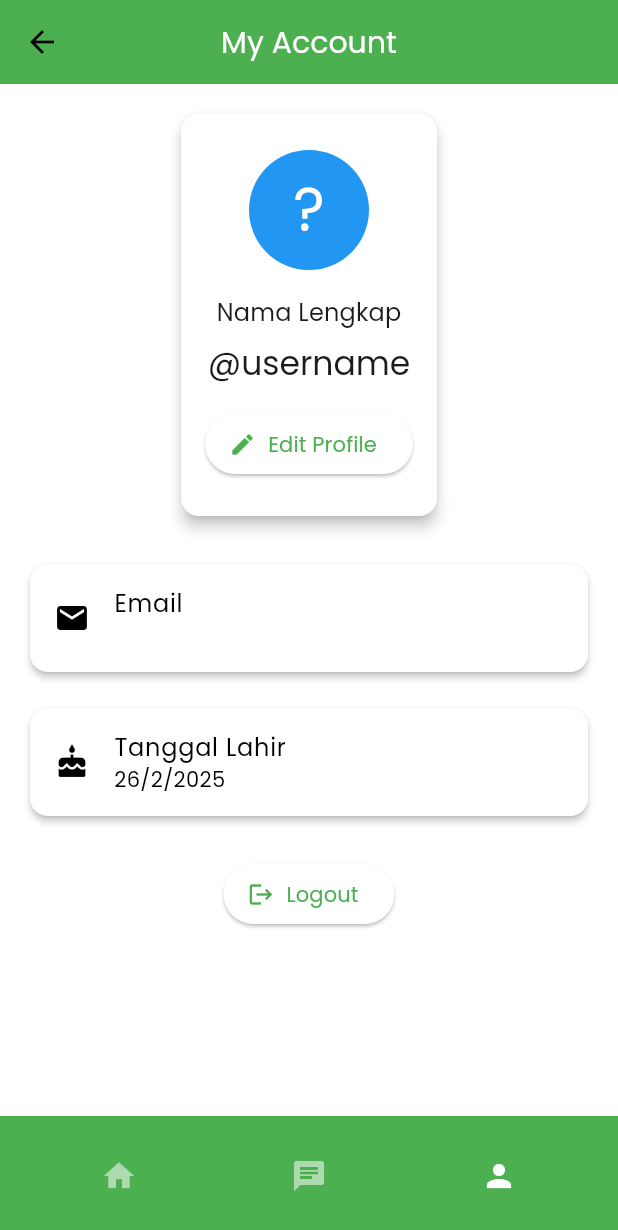
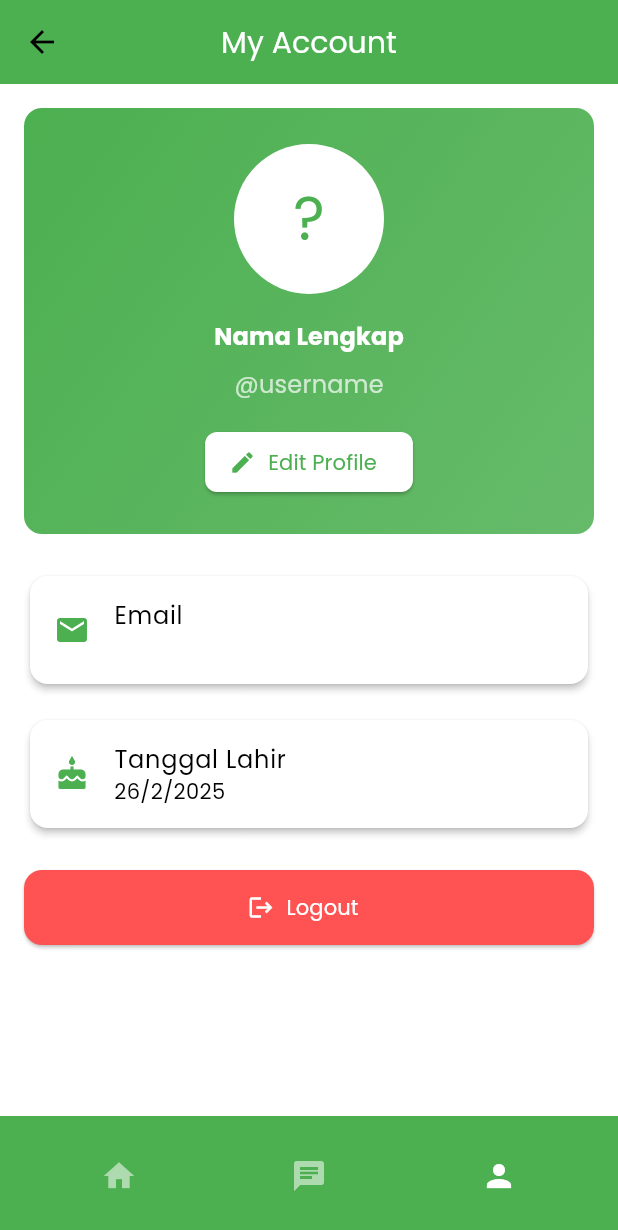
Before and after one commit to athilaramdani/wastewise, a Flutter app: the AccountView screen opened by its route, on a phone screen of 412 x 824 dp. Shown: the top 1230 px of the screen. Run offline on Flutter 3.47's test engine with Material 3 defaults, Android fonts, the phone set to English and light mode, and no system bars; our stand-ins replace cloud_firestore, dio, firebase_auth, firebase_core, fl_chart, flutter_dotenv and 8 more; accounts and stored records are empty.

Commit message:
update user ui

```diff
--- a/lib/app/modules/account/views/account_view.dart
+++ b/lib/app/modules/account/views/account_view.dart
@@ -14,6 +14,7 @@ class AccountView extends GetView<AccountController> {
       appBar: AppBar(
         title: const Text('My Account'),
         centerTitle: true,
+        elevation: 0,
       ),
       bottomNavigationBar: const CustomBottomNavBar(currentIndex: 2),
       body: Obx(() {
@@ -21,76 +22,100 @@ class AccountView extends GetView<AccountController> {
           return const Center(child: CircularProgressIndicator());
         }
         final user = accC.user.value!;
-
         return SingleChildScrollView(
           child: Padding(
             padding: const EdgeInsets.all(16.0),
             child: Column(
               children: [
-                // Header profil dengan avatar dan info dasar
-                Card(
-                  elevation: 4,
-                  shape: RoundedRectangleBorder(
+                // Header profil modern dengan gradient
+                Container(
+                  width: double.infinity,
+                  decoration: BoxDecoration(
+                    gradient: LinearGradient(
+                      colors: [
+                        Theme.of(context).colorScheme.primary,
+                        Theme.of(context).colorScheme.secondary,
+                      ],
+                      begin: Alignment.topLeft,
+                      end: Alignment.bottomRight,
+                    ),
                     borderRadius: BorderRadius.circular(12),
                   ),
-                  child: Padding(
-                    padding:
-                    const EdgeInsets.symmetric(vertical: 24, horizontal: 16),
+                  padding: const EdgeInsets.symmetric(vertical: 24, horizontal: 16),
                   child: Column(
+                    mainAxisSize: MainAxisSize.min,
                     children: [
                       CircleAvatar(
-                          radius: 40,
+                        radius: 50,
+                        backgroundColor: Colors.white,
                         child: Text(
                           user.fullName.isNotEmpty
-                                ? user.fullName[0]
+                              ? user.fullName[0].toUpperCase()
                               : '?',
-                            style: const TextStyle(fontSize: 40),
+                          style: TextStyle(
+                            fontSize: 40,
+                            color: Theme.of(context).colorScheme.primary,
+                          ),
                         ),
                       ),
                       const SizedBox(height: 16),
                       Text(
-                          user.fullName.isNotEmpty
-                              ? user.fullName
-                              : 'Nama Lengkap',
-                          style: Theme.of(context).textTheme.titleMedium,
+                        user.fullName.isNotEmpty ? user.fullName : 'Nama Lengkap',
+                        style: Theme.of(context).textTheme.titleMedium?.copyWith(
+                          color: Colors.white,
+                          fontWeight: FontWeight.bold,
+                        ),
                       ),
                       const SizedBox(height: 8),
                       Text(
                         '@${user.username.isNotEmpty ? user.username : 'username'}',
-                          style: Theme.of(context).textTheme.titleLarge,
+                        style: Theme.of(context).textTheme.titleMedium?.copyWith(
+                          color: Colors.white70,
+                        ),
                       ),
                       const SizedBox(height: 16),
                       ElevatedButton.icon(
                         icon: const Icon(Icons.edit),
                         label: const Text('Edit Profile'),
-                          onPressed: () =>
-                              Get.offAllNamed('/account-edit')
-                        )
+                        style: ElevatedButton.styleFrom(
+                          backgroundColor: Colors.white,
+                          foregroundColor: Theme.of(context).colorScheme.primary,
+                          shape: RoundedRectangleBorder(
+                            borderRadius: BorderRadius.circular(8),
+                          ),
+                        ),
+                        onPressed: () => Get.toNamed('/account-edit'),
+                      ),
                     ],
-                    ),
                   ),
                 ),
                 const SizedBox(height: 24),
                 // Detail informasi akun
                 Card(
-                  elevation: 2,
                   shape: RoundedRectangleBorder(
                     borderRadius: BorderRadius.circular(12),
                   ),
+                  elevation: 2,
                   child: ListTile(
-                    leading: const Icon(Icons.email),
+                    leading: Icon(
+                      Icons.email,
+                      color: Theme.of(context).colorScheme.primary,
+                    ),
                     title: const Text('Email'),
                     subtitle: Text(user.email),
                   ),
                 ),
                 const SizedBox(height: 16),
                 Card(
-                  elevation: 2,
                   shape: RoundedRectangleBorder(
                     borderRadius: BorderRadius.circular(12),
                   ),
+                  elevation: 2,
                   child: ListTile(
-                    leading: const Icon(Icons.cake),
+                    leading: Icon(
+                      Icons.cake,
+                      color: Theme.of(context).colorScheme.primary,
+                    ),
                     title: const Text('Tanggal Lahir'),
                     subtitle: Text(user.dateOfBirth != null
                         ? '${user.dateOfBirth!.day}/${user.dateOfBirth!.month}/${user.dateOfBirth!.year}'
@@ -98,10 +123,18 @@ class AccountView extends GetView<AccountController> {
                   ),
                 ),
                 const SizedBox(height: 24),
-                // Tombol logout
+                // Tombol logout full width
                 ElevatedButton.icon(
-                  icon: const Icon(Icons.logout),
+                  icon: const Icon(Icons.logout, color: Color(0XFFFFFFFF)),
                   label: const Text('Logout'),
+                  style: ElevatedButton.styleFrom(
+                    backgroundColor: Colors.redAccent,
+                    foregroundColor: Colors.white,
+                    minimumSize: const Size.fromHeight(50),
+                    shape: RoundedRectangleBorder(
+                      borderRadius: BorderRadius.circular(12),
+                    ),
+                  ),
                   onPressed: () => accC.logout(),
                 ),
               ],
--- a/lib/app/modules/account_edit/controllers/account_edit_controller.dart
+++ b/lib/app/modules/account_edit/controllers/account_edit_controller.dart
@@ -36,13 +36,13 @@ class AccountEditController extends GetxController {
     final firebaseUser = _auth.currentUser;
     if (firebaseUser != null) {
       final userDocRef = _firestore.collection('users').doc(firebaseUser.uid);
-      // Menggunakan set dengan merge:true agar dokumen dibuat jika belum ada
       await userDocRef.set({
         'fullName': fullName.value,
         'username': username.value,
         'dateOfBirth': dateOfBirth.value?.toIso8601String(),
       }, SetOptions(merge: true));
-      Get.back(); // Kembali ke halaman sebelumnya
+      // Navigasi kembali ke halaman account
+      Get.offNamed('/account');
       Get.snackbar('Berhasil', 'Profil berhasil diperbarui');
     }
   }
```
Also changed, not shown: lib/app/modules/account_edit/views/account_edit_view.dart (+10 -8 lines), lib/app/modules/home/controllers/home_controller.dart (+5 -2 lines), lib/app/modules/home/views/home_view.dart (+70 -19 lines), 4 other files. Lines whose indentation alone changed are shown as unchanged.
